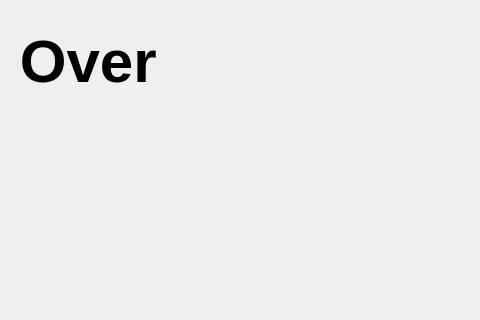
Qt form l.ui (jasonpliszak/BlackJackGame_EC327) before a commit; both pictures show x 520 to 1000 and y 0 to 320 of the 1000 by 650 pixel window.
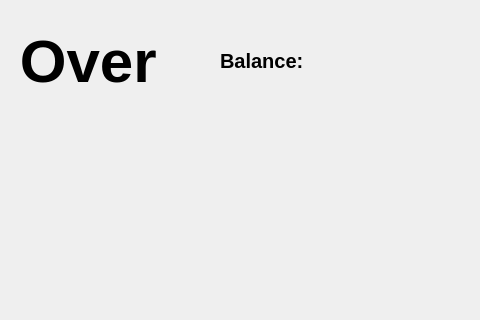
The same form after that commit.

Commit message: Balance label changes

The edit to the form file:
```diff
--- a/l.ui
+++ b/l.ui
@@ -107,8 +107,11 @@
      <bold>true</bold>
     </font>
    </property>
+   <property name="styleSheet">
+    <string notr="true">color: rgb(0, 0, 0);</string>
+   </property>
    <property name="text">
-    <string/>
+    <string>Balance: </string>
    </property>
   </widget>
  </widget>
```
Left out of the diff: 2 changed lines with no effect on the pictures. The commit also changes 20 other files.
